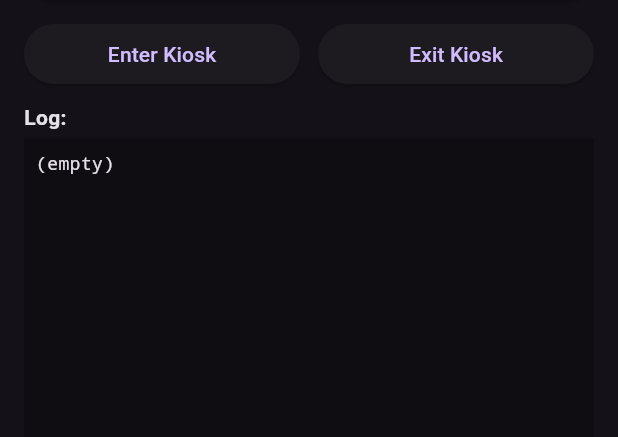
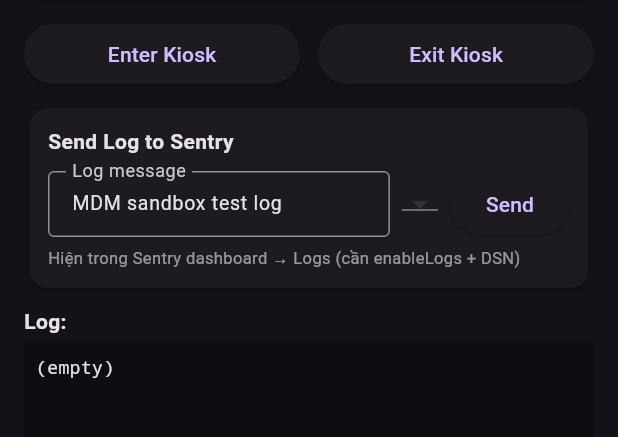
Before and after one commit to tuanslg/mdm-sandbox-app, a Flutter app: the screen it shows after launch, on a phone screen of 412 x 824 dp, the part 612-1049 px from its top. Run offline on Flutter 3.47's test engine with Material 3 defaults, Android fonts, the phone set to English and light mode, and no system bars; our stand-ins replace sentry_flutter.

Commit message:
sent logs to sentry

```diff
--- a/lib/main.dart
+++ b/lib/main.dart
@@ -18,7 +18,7 @@ Future<void> main() async {
   );
 
   // TEMP: verify Sentry transport works. Remove after confirming on dashboard.
-  await Sentry.captureMessage('Sentry smoke test from mdm_test_app');
+  // await Sentry.captureMessage('Sentry smoke test from mdm_test_app');
 }
 
 class MdmTestApp extends StatelessWidget {
@@ -53,6 +53,8 @@ class _HomePageState extends State<HomePage> {
   bool _loading = true;
   StreamSubscription<Map<String, dynamic>>? _eventSub;
   final _pkgController = TextEditingController(text: 'com.mdm.test');
+  final _logController = TextEditingController(text: 'MDM sandbox test log');
+  SentryLogLevel _logLevel = SentryLogLevel.info;
 
   @override
   void initState() {
@@ -65,6 +67,7 @@ class _HomePageState extends State<HomePage> {
   void dispose() {
     _eventSub?.cancel();
     _pkgController.dispose();
+    _logController.dispose();
     super.dispose();
   }
 
@@ -120,6 +123,40 @@ class _HomePageState extends State<HomePage> {
   void _report(Object error, [StackTrace? stack]) {
     if (!sentryEnabled) return;
     unawaited(Sentry.captureException(error, stackTrace: stack));
+  }
+
+  /// Sends a structured log to Sentry at the selected level.
+  /// Requires `enableLogs = true` (see sentry_config.dart) and a configured DSN.
+  Future<void> _sendLogToSentry() async {
+    final msg = _logController.text.trim();
+    if (msg.isEmpty) return;
+    if (!sentryEnabled) {
+      _appendLog('Sentry disabled (no DSN) — log not sent');
+      return;
+    }
+
+    final attributes = {
+      'source': SentryAttribute.string('mdm_sandbox_ui'),
+      'launch_reason': SentryAttribute.string(_launchReason),
+      'is_device_owner': SentryAttribute.bool(_isDeviceOwner),
+    };
+
+    switch (_logLevel) {
+      case SentryLogLevel.trace:
+        Sentry.logger.trace(msg, attributes: attributes);
+      case SentryLogLevel.debug:
+        Sentry.logger.debug(msg, attributes: attributes);
+      case SentryLogLevel.info:
+        Sentry.logger.info(msg, attributes: attributes);
+      case SentryLogLevel.warn:
+        Sentry.logger.warn(msg, attributes: attributes);
+      case SentryLogLevel.error:
+        Sentry.logger.error(msg, attributes: attributes);
+      case SentryLogLevel.fatal:
+        Sentry.logger.fatal(msg, attributes: attributes);
+    }
+
+    _appendLog('Sent ${_logLevel.name} log to Sentry: "$msg"');
   }
 
   void _appendLog(String msg) {
@@ -237,6 +274,13 @@ class _HomePageState extends State<HomePage> {
                         ),
                       ),
                     ],
+                  ),
+                  const SizedBox(height: 8),
+                  _SendLogSection(
+                    controller: _logController,
+                    level: _logLevel,
+                    onLevelChanged: (l) => setState(() => _logLevel = l),
+                    onSend: _sendLogToSentry,
                   ),
                   const SizedBox(height: 8),
                   const Text('Log:', style: TextStyle(fontWeight: FontWeight.bold)),
@@ -370,6 +414,69 @@ class _ManagedConfigCard extends StatelessWidget {
   }
 }
 
+class _SendLogSection extends StatelessWidget {
+  const _SendLogSection({
+    required this.controller,
+    required this.level,
+    required this.onLevelChanged,
+    required this.onSend,
+  });
+
+  final TextEditingController controller;
+  final SentryLogLevel level;
+  final ValueChanged<SentryLogLevel> onLevelChanged;
+  final VoidCallback onSend;
+
+  @override
+  Widget build(BuildContext context) {
+    return Card(
+      child: Padding(
+        padding: const EdgeInsets.all(12),
+        child: Column(
+          crossAxisAlignment: CrossAxisAlignment.start,
+          children: [
+            const Text('Send Log to Sentry', style: TextStyle(fontWeight: FontWeight.bold)),
+            const SizedBox(height: 8),
+            Row(
+              children: [
+                Expanded(
+                  child: TextField(
+                    controller: controller,
+                    style: const TextStyle(fontSize: 13),
+                    decoration: const InputDecoration(
+                      labelText: 'Log message',
+                      isDense: true,
+                      border: OutlineInputBorder(),
+                    ),
+                  ),
+                ),
+                const SizedBox(width: 8),
+                DropdownButton<SentryLogLevel>(
+                  value: level,
+                  onChanged: (l) => l != null ? onLevelChanged(l) : null,
+                  items: SentryLogLevel.values
+                      .map((l) => DropdownMenuItem(value: l, child: Text(l.name)))
+                      .toList(),
+                ),
+                const SizedBox(width: 8),
+                ElevatedButton(
+                  onPressed: onSend,
+                  child: const Text('Send'),
+                ),
+              ],
+            ),
+            const SizedBox(height: 4),
+            const Text(
+              'Hiện trong Sentry dashboard → Logs (cần enableLogs + DSN)',
+              style: TextStyle(fontSize: 11, color: Colors.white54),
+            ),
+          ],
+        ),
+      ),
+    );
+  }
+}
+
 class _LaunchTestSection extends StatelessWidget {
   const _LaunchTestSection({required this.controller, required this.onLaunch});
 
--- a/lib/sentry_config.dart
+++ b/lib/sentry_config.dart
@@ -21,6 +21,19 @@ void configureSentry(SentryFlutterOptions options) {
   options.dsn = _dsn;
   options.environment = _environment;
 
+  // Structured logs (Sentry.logger.*). Visible under "Logs" in the dashboard.
+  options.enableLogs = true;
+
+  // TEMP debug: proves a log actually reaches the capture pipeline.
+  // If this never prints, enableLogs isn't active in the running build.
+  // Return the log unchanged so it's still sent. Remove once logs are verified.
+  if (!kReleaseMode) {
+    options.beforeSendLog = (log) {
+      debugPrint('[SentryLog] captured: level=${log.level} body="${log.body}"');
+      return log;
+    };
+  }
+
   // Performance tracing. Lower in production to control event volume.
   options.tracesSampleRate = kReleaseMode ? 0.2 : 1.0;
 
```
